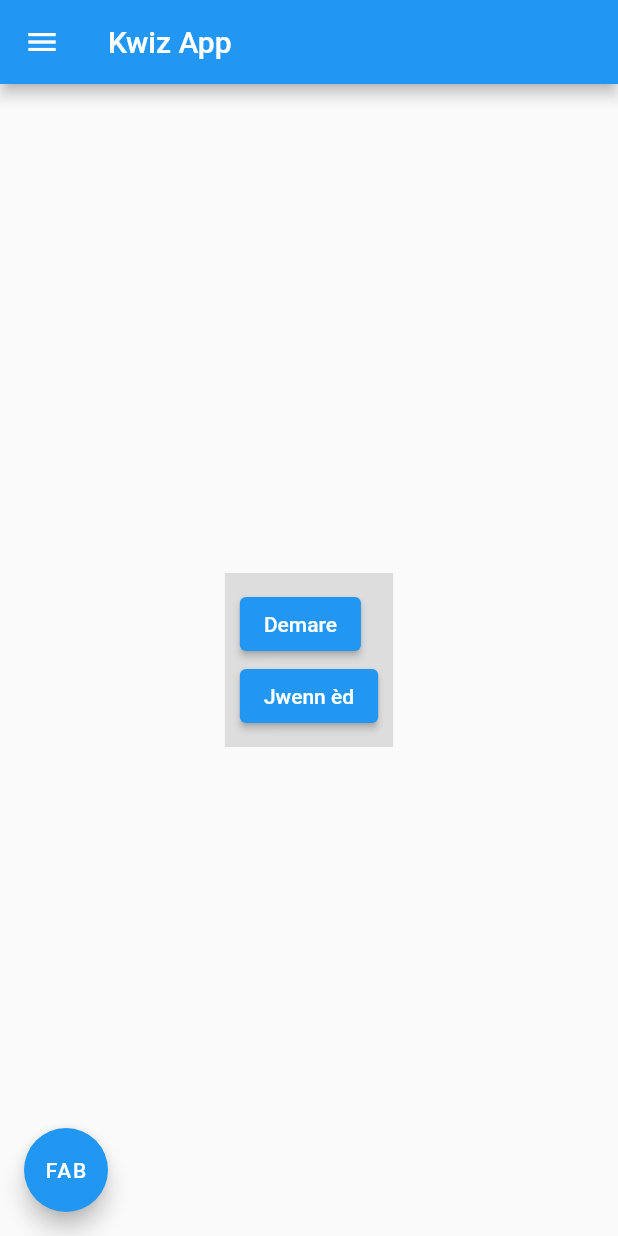
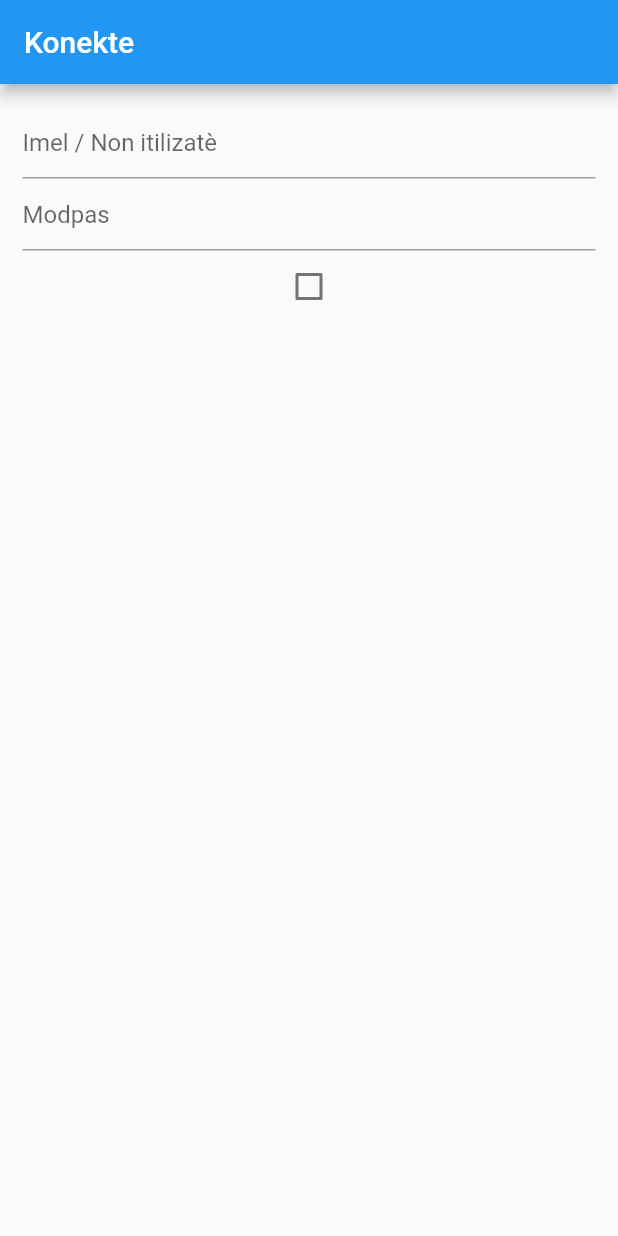
Before and after one commit to Lemayzeur/flutter_course_series, a Flutter app: the screen it shows after launch, on a phone screen of 412 x 824 dp. Run offline on Flutter 3.47's test engine with Material 2 defaults, Android fonts, the phone set to English and light mode, and no system bars.

Commit message:
chapter13

```diff
--- a/lib/main.dart
+++ b/lib/main.dart
@@ -1,4 +1,5 @@
 import 'package:flutter/material.dart';
+import 'package:kwiz_app/screens/login_screen.dart';
 
 void main(){
   runApp(const MyApp());
@@ -11,142 +12,8 @@ class MyApp extends StatelessWidget {
   @override
   Widget build(BuildContext context){
     return const MaterialApp(
-      title: 'Kwiz App',
-      home: HomeScreen()
+      title: 'ECom App',
+      home: LoginScreen()
     );
   }
 }
-
-class HomeScreen extends StatelessWidget {
-  const HomeScreen({Key? key }) : super(key: key);
-  void fonksyonMwen(){
-
-  }
-
-  @override
-  Widget build(BuildContext context){
-    return Scaffold(
-      appBar: AppBar(
-        title: const Text('Kwiz App')
-      ),
-      drawer: Drawer(
-        child: ListView(
-          padding: EdgeInsets.zero, // m retire espas anndan yo.
-          children: [
-            const DrawerHeader(
-              decoration: BoxDecoration(
-                color: Colors.lightBlue,
-              ),
-              child: Text('Antèt Drawer a'),
-            ),
-            ListTile(
-              title: const Text('Paj èd'),
-              onTap: () {
-                  Navigator.pop(context);
-                  Navigator.push(context,
-                    MaterialPageRoute(builder: (ctx) => const HelpScreen(fromPage: "Paj HomeScreen")));
-              },
-            ),
-            ListTile(
-              title: const Text('Nouvo paj'),
-              onTap: () {
-                  Navigator.pop(context);
-                  Navigator.push(context,
-                    MaterialPageRoute(builder: (ctx) => const GameScreen()));
-              },
-            ),
-          ],
-        ),
-      ),
-
-      body: Center(
-        child: Container(
-          color: const Color(0xffdddddd),
-          padding: const EdgeInsets.all(10.0),
-          child: Wrap(
-            direction: Axis.vertical,
-            children: [
-              ElevatedButton(
-                child: const Text('Demare'),
-                onPressed: (){
-                  Navigator.push(context,
-                    MaterialPageRoute(builder: (ctx) => const GameScreen()));
-                }
-              ),
-              ElevatedButton(
-                child: const Text('Jwenn èd'),
-                onPressed: (){
-                  Navigator.push(context,
-                    MaterialPageRoute(builder: (ctx) => const HelpScreen(fromPage: "Paj HomeScreen")));
-                }
-              ),
-            ]
-          ),
-        )
-      ),
-      floatingActionButtonLocation: FloatingActionButtonLocation.startFloat,
-      floatingActionButton: FloatingActionButton(
-        child: const Text('FAB'),
-        onPressed: () {
-          print("Ou tape FAB la");
-        },
-      ),
-    );
-  }
-}
-
-class HelpScreen extends StatelessWidget {
-  final String fromPage;
-  const HelpScreen({ Key? key,  required this.fromPage }) : super(key: key);
-
-  @override
-  Widget build(BuildContext context){
-    return Scaffold(
-      appBar: AppBar(
-        title: const Text("Seksyon èd")
-      ),
-      body: ListView.separated(
-        itemCount: 20,
-        separatorBuilder: (BuildContext context, int index) {
-          return const Divider(
-              color: Colors.black,
-          );
-        },
-        itemBuilder: (BuildContext context, int index) => Padding(
-          padding: const EdgeInsets.all(8.0),
-          child: Center(child: Text("Index $index")),
-        ),
-      ),
-    );
-  }
-}
-
-class GameScreen extends StatefulWidget {
-  const GameScreen({ Key? key }) : super(key: key);
-
-  @override
-  _GameScreenState createState() => _GameScreenState();
-}
-
-class _GameScreenState extends State<GameScreen> {
-  int score = 0;
-
-  @override
-  Widget build(BuildContext context) {
-    return Scaffold(
-      appBar: AppBar(
-        title: Text('Skò w se ${score.toString()}'),
-      ),
-      body: Center(
-        child: ElevatedButton(
-          child: const Text("Ogmante skò"),
-          onPressed: (){
-            setState((){
-              score += 10;
-            });
-          }
-        )
-      )
-    );
-  }
-}
--- /dev/null
+++ b/lib/screens/login_screen.dart
@@ -0,0 +1,63 @@
+import 'package:flutter/material.dart';
+
+class LoginScreen extends StatefulWidget {
+  const LoginScreen({ Key? key }) : super(key: key);
+
+  @override
+  _LoginScreenState createState() => _LoginScreenState();
+}
+
+class _LoginScreenState extends State<LoginScreen> {
+  final _formKey = GlobalKey<FormState>();
+  TextEditingController emailInput = TextEditingController();
+  TextEditingController passwordInput = TextEditingController();
+  bool licenceAccepted = false;
+
+  @override
+  Widget build(BuildContext context) {
+    return Scaffold(
+      appBar: AppBar(title: const Text("Konekte")),
+      body: SingleChildScrollView(
+        padding: const EdgeInsets.all(15.0),
+        child: Form(
+          key: _formKey,
+          child: Column(
+            children: <Widget>[
+              TextFormField(
+                controller: emailInput,
+                style: const TextStyle(
+                  fontSize: 16,
+                  color: Colors.purple,
+                ),
+                decoration: const InputDecoration(
+                  hintText: "Imel / Non itilizatè"
+                ),
+              ),
+              TextFormField(
+                controller: passwordInput,
+                style: const TextStyle(
+                  fontSize: 16,
+                  color: Colors.purple,
+                ),
+                decoration: const InputDecoration(
+                  hintText: "Modpas"
+                ),
+              ),
+              Checkbox(
+                value: licenceAccepted,
+                onChanged: (value){
+                  if(value != null){
+                    setState((){
+                      licenceAccepted = value;
+                    });
+                  }
+                },
+                checkColor: Colors.purple,
+              ),
+            ],
+          ),
+        )
+      )
+    );
+  }
+}
```
